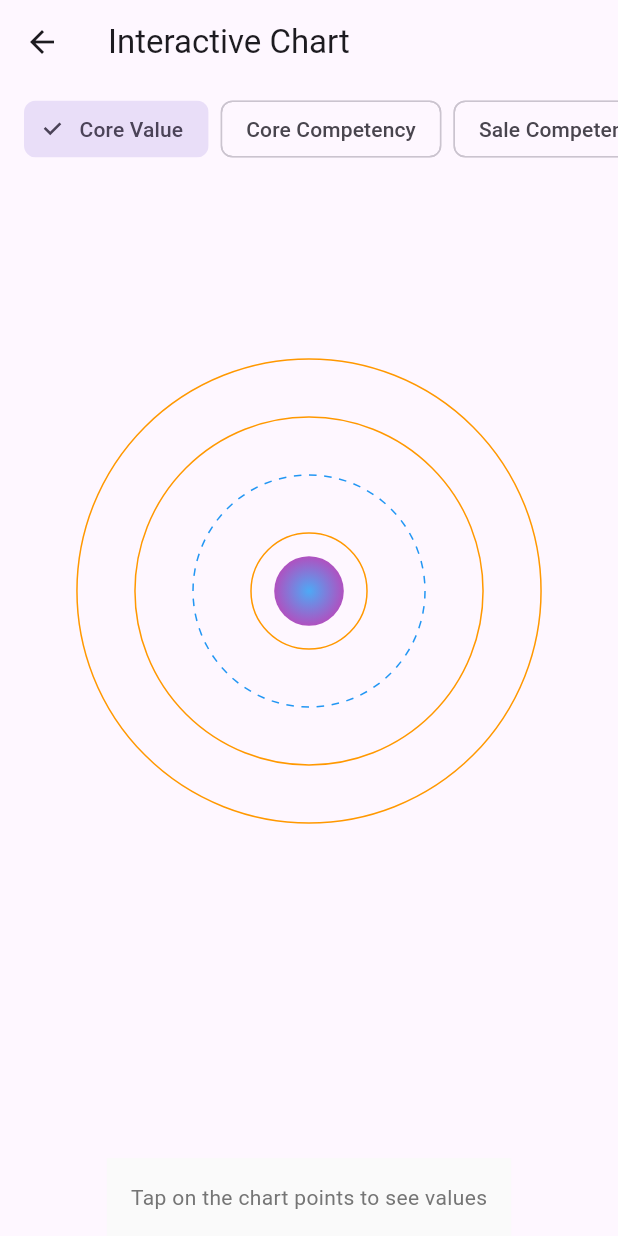
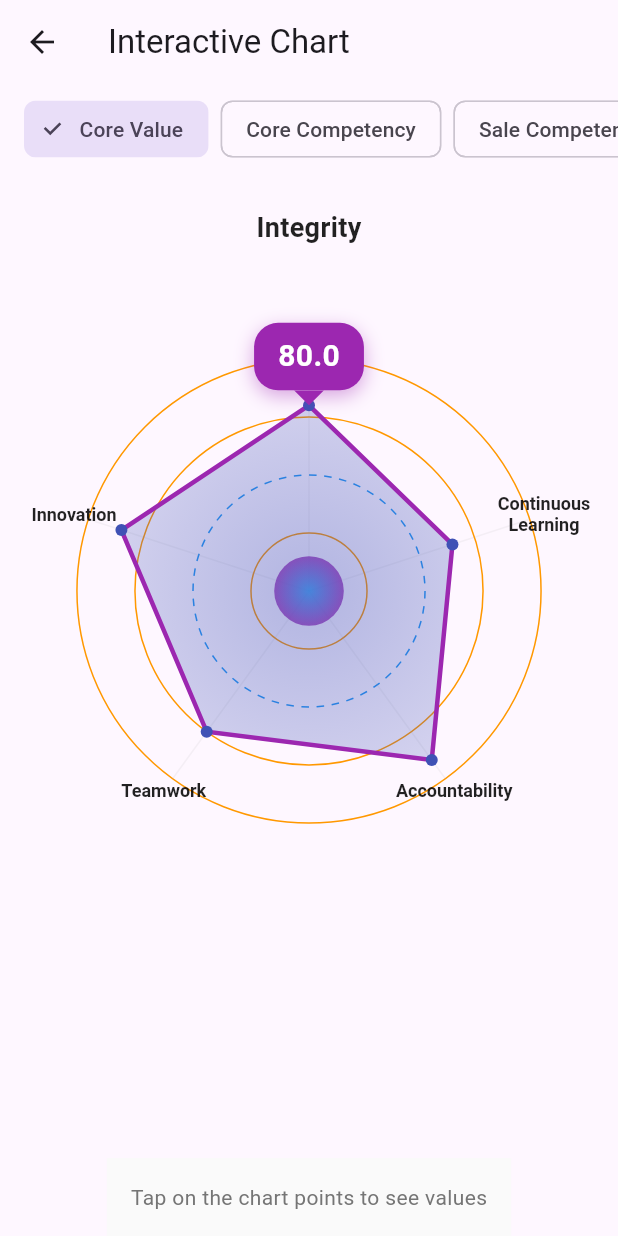
Before and after one commit to LILININL/LinSpiderMonkeyChard, a Flutter app: the screen it shows after launch, after a tap on "Interactive Chart Demo", on a phone screen of 412 x 824 dp. Run offline on Flutter 3.47's test engine with Material 3 defaults, Android fonts, the light colour scheme and no system bars.

Commit message:
feat: 🎸 hiled title maod

```diff
--- a/example/lib/demo_pages/interactive_demo.dart
+++ b/example/lib/demo_pages/interactive_demo.dart
@@ -60,11 +60,11 @@ class _InteractiveDemoState extends State<InteractiveDemo> {
             child: Padding(
               padding: const EdgeInsets.all(24.0),
               child: InteractiveSpiderChart(
-                labels: [],
-                data: [],
+                labels: labels,
+                data: data,
                 maxValue: 100,
                 size: Size.infinite,
-                theme: const SpiderChartThemeData(
+                theme: SpiderChartThemeData(
                   // กำหนดทิศทางของสามเหลี่ยม (up หรือ down)
                   triangleDirection: TriangleDirection.up,
                   // centerCircleGradientColors: [Colors.black, Colors.grey],
@@ -77,7 +77,7 @@ class _InteractiveDemoState extends State<InteractiveDemo> {
                   rotateToTop: false,
                   rotationDuration: Duration(milliseconds: 1000),
                   showSelectedLabel: true,
-                  showTitleSelectedLabel: true,
+                  titleLabelMode: TitleLabelMode.shown,
 
                   titleSelectedLabelStyle: TextStyle(
                     color: Colors.black87,
@@ -97,6 +97,7 @@ class _InteractiveDemoState extends State<InteractiveDemo> {
                   dataFillColor: Color(0x333F51B5),
                   pointColor: Colors.indigo,
                   useGradient: true,
+                  titleLabelBehavior: TitleLabelBehavior.toggleOnTap,
                   gradientColors: [Color(0x663F51B5), Color(0x333F51B5)],
                 ),
               ),
--- a/example/lib/demo_pages/spline_chart_demo.dart
+++ b/example/lib/demo_pages/spline_chart_demo.dart
@@ -64,7 +64,7 @@ class _SplineChartDemoState extends State<SplineChartDemo> {
                 data: data,
                 maxValue: 100,
                 size: Size.infinite,
-                theme: const SpiderChartThemeData(
+                theme: SpiderChartThemeData(
                   useSpline: true,
                   rotateToTop: false,
                   gridLineColor: Color(0xFFE0E0E0),
@@ -89,7 +89,8 @@ class _SplineChartDemoState extends State<SplineChartDemo> {
                   ),
                   bubbleAnchor: BubbleAnchor.label,
                   autoTriangleDirection: true,
-                  showTitleSelectedLabel: true,
+                  titleLabelMode: TitleLabelMode.shown,
+                  titleLabelBehavior: TitleLabelBehavior.toggleOnTap,
                   titleSelectedLabelTopOffset: 0,
                   titleSelectedLabelStyle: TextStyle(
                     color: Colors.black87,
--- a/lib/widgets/interactive_spider_chart.dart
+++ b/lib/widgets/interactive_spider_chart.dart
@@ -94,6 +94,15 @@ class _InteractiveSpiderChartState extends State<InteractiveSpiderChart> {
 
   void _updateSelection(int index) {
     setState(() {
+      final isSameSelection = selectedIndex == index;
+
+      if (widget.theme.titleLabelBehavior ==
+              TitleLabelBehavior.toggleOnTap &&
+          isSameSelection) {
+        selectedIndex = null;
+        return;
+      }
+
       selectedIndex = index;
 
       if (widget.theme.rotateToTop) {
@@ -134,6 +143,15 @@ class _InteractiveSpiderChartState extends State<InteractiveSpiderChart> {
         // Fallback if still infinite or invalid
         if (width.isInfinite || width <= 0) width = 300;
         if (height.isInfinite || height <= 0) height = 300;
+
+        final bool isTitleVisible =
+            widget.theme.titleLabelMode == TitleLabelMode.shown &&
+                selectedIndex != null &&
+                widget.labels.isNotEmpty;
+        // Reserve extra space for the animated title without moving the chart itself.
+        const double titleSpace = 80.0;
+        final double chartTopOffset = widget.theme.chartTopOffset;
+        final double totalHeight = height + titleSpace;
 
         final chartSize = Size(width, height);
         final radius = min(width, height) / 2 * 0.85;
@@ -189,12 +207,12 @@ class _InteractiveSpiderChartState extends State<InteractiveSpiderChart> {
           // Center Y is height/2. Top is height/2 - radius.
           // So position is center - targetRadius.
           rotateToTopTop =
-              widget.theme.chartTopOffset + (height / 2) - targetRadius;
+              chartTopOffset + (height / 2) - targetRadius;
         }
 
         return SizedBox(
           width: width,
-          height: height, // Removed + 100 to avoid eating up space
+          height: totalHeight,
           child: TweenAnimationBuilder<double>(
             tween: Tween(end: _targetRotation),
             duration: widget.theme.rotationDuration,
@@ -204,27 +222,45 @@ class _InteractiveSpiderChartState extends State<InteractiveSpiderChart> {
                 alignment: Alignment.center,
                 clipBehavior: Clip.none,
                 children: [
-                  if (widget.theme.showTitleSelectedLabel &&
-                      selectedIndex != null &&
-                      widget.labels.isNotEmpty)
                   Positioned(
-                      top:
-                          (height / 2) -
+                    top: (height / 2) -
                         radius -
                         100 +
                         widget.theme.titleSelectedLabelTopOffset,
                     left: 16,
                     right: 16,
-                      child: Text(
+                    child: AnimatedSwitcher(
+                      duration: widget.theme.rotationDuration,
+                      transitionBuilder: (child, animation) {
+                        final curved =
+                            CurvedAnimation(parent: animation, curve: Curves.easeInOut);
+                        return FadeTransition(
+                          opacity: curved,
+                          child: SlideTransition(
+                            position: Tween<Offset>(
+                              begin: const Offset(0, -0.2),
+                              end: Offset.zero,
+                            ).animate(curved),
+                            child: child,
+                          ),
+                        );
+                      },
+                      child: isTitleVisible
+                          ? Text(
                               widget.labels[selectedIndex!],
+                              key: ValueKey<int?>(selectedIndex),
                               style: widget.theme.titleSelectedLabelStyle,
                               textAlign: TextAlign.center,
                               maxLines: 2,
                               overflow: TextOverflow.ellipsis,
+                            )
+                          : const SizedBox.shrink(key: ValueKey<String>('no-title')),
                     ),
                   ),
                   Positioned(
-                    top: widget.theme.chartTopOffset,
+                    top: chartTopOffset,
+                    left: 0,
+                    right: 0,
                     child: SizedBox(
                       width: width,
                       height: height,
@@ -268,7 +304,7 @@ class _InteractiveSpiderChartState extends State<InteractiveSpiderChart> {
                                 ? bubbleOffset.dx
                                 : width / 2,
                             top: bubbleOffset != null
-                                ? bubbleOffset.dy + widget.theme.chartTopOffset
+                                ? bubbleOffset.dy + chartTopOffset
                                 : 0,
                             child: TweenAnimationBuilder<double>(
                               duration: widget.theme.rotationDuration,
--- a/lib/widgets/spider_chart_theme.dart
+++ b/lib/widgets/spider_chart_theme.dart
@@ -2,6 +2,8 @@ import 'package:flutter/material.dart';
 import 'triangle_clipper.dart';
 
 enum BubbleAnchor { label, dataPoint }
+enum TitleLabelMode { hidden, shown }
+enum TitleLabelBehavior { always, toggleOnTap }
 
 class SpiderChartThemeData {
   /// Color of the spider web grid lines
@@ -47,7 +49,17 @@ class SpiderChartThemeData {
   final bool showSelectedLabel;
 
   /// Whether to show the selected label as a title above the chart
+  /// Use [titleLabelMode] to control visibility.
+  @Deprecated('Use titleLabelMode instead')
   final bool showTitleSelectedLabel;
+
+  /// Controls visibility of the selected label title.
+  final TitleLabelMode titleLabelMode;
+
+  /// Controls how the title behaves when tapping labels/data.
+  /// - [TitleLabelBehavior.always]: keep the title visible while selected.
+  /// - [TitleLabelBehavior.toggleOnTap]: tapping the same point hides/shows it.
+  final TitleLabelBehavior titleLabelBehavior;
 
   /// Whether to use spline (curved) lines for the data polygon
   final bool useSpline;
@@ -122,7 +134,9 @@ class SpiderChartThemeData {
       fontWeight: FontWeight.bold,
     ),
     this.showSelectedLabel = true,
-    this.showTitleSelectedLabel = false,
+    bool? showTitleSelectedLabel,
+    TitleLabelMode titleLabelMode = TitleLabelMode.hidden,
+    this.titleLabelBehavior = TitleLabelBehavior.always,
     this.useSpline = false,
     this.titleSelectedLabelStyle = const TextStyle(
       color: Colors.black87,
@@ -141,7 +155,14 @@ class SpiderChartThemeData {
     this.triangleDirection = TriangleDirection.down,
     this.autoTriangleDirection = true,
     this.bubbleAnchor = BubbleAnchor.label,
-  });
+  })  : titleLabelMode =
+            showTitleSelectedLabel != null
+                ? (showTitleSelectedLabel
+                    ? TitleLabelMode.shown
+                    : TitleLabelMode.hidden)
+                : titleLabelMode,
+        showTitleSelectedLabel = showTitleSelectedLabel ??
+            (titleLabelMode == TitleLabelMode.shown);
 
   /// Creates a copy of this theme but with the given fields replaced with the new values.
   SpiderChartThemeData copyWith({
@@ -160,6 +181,8 @@ class SpiderChartThemeData {
     TextStyle? selectedLabelStyle,
     bool? showSelectedLabel,
     bool? showTitleSelectedLabel,
+    TitleLabelMode? titleLabelMode,
+    TitleLabelBehavior? titleLabelBehavior,
     TextStyle? titleSelectedLabelStyle,
     double? titleSelectedLabelTopOffset,
     double? chartTopOffset,
@@ -174,6 +197,13 @@ class SpiderChartThemeData {
     bool? autoTriangleDirection,
     BubbleAnchor? bubbleAnchor,
   }) {
+    final resolvedTitleLabelMode =
+        showTitleSelectedLabel != null
+            ? (showTitleSelectedLabel
+                ? TitleLabelMode.shown
+                : TitleLabelMode.hidden)
+            : titleLabelMode ?? this.titleLabelMode;
+
     return SpiderChartThemeData(
       gridLineColor: gridLineColor ?? this.gridLineColor,
       gridDashedLineColor: gridDashedLineColor ?? this.gridDashedLineColor,
@@ -193,7 +223,9 @@ class SpiderChartThemeData {
       selectedLabelStyle: selectedLabelStyle ?? this.selectedLabelStyle,
       showSelectedLabel: showSelectedLabel ?? this.showSelectedLabel,
       showTitleSelectedLabel:
-          showTitleSelectedLabel ?? this.showTitleSelectedLabel,
+          resolvedTitleLabelMode == TitleLabelMode.shown,
+      titleLabelMode: resolvedTitleLabelMode,
+      titleLabelBehavior: titleLabelBehavior ?? this.titleLabelBehavior,
       titleSelectedLabelStyle:
           titleSelectedLabelStyle ?? this.titleSelectedLabelStyle,
       titleSelectedLabelTopOffset:
```
Also changed, not shown: lib/chart_detail_page.dart (+8 -16 lines). Lines whose indentation alone changed are shown as unchanged.
